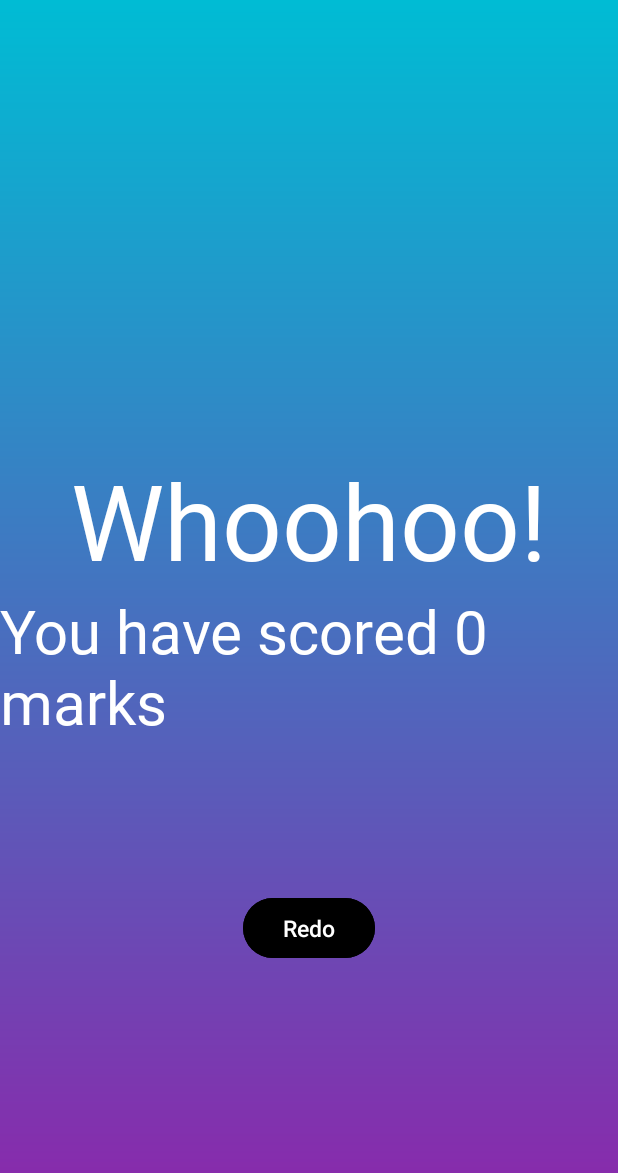
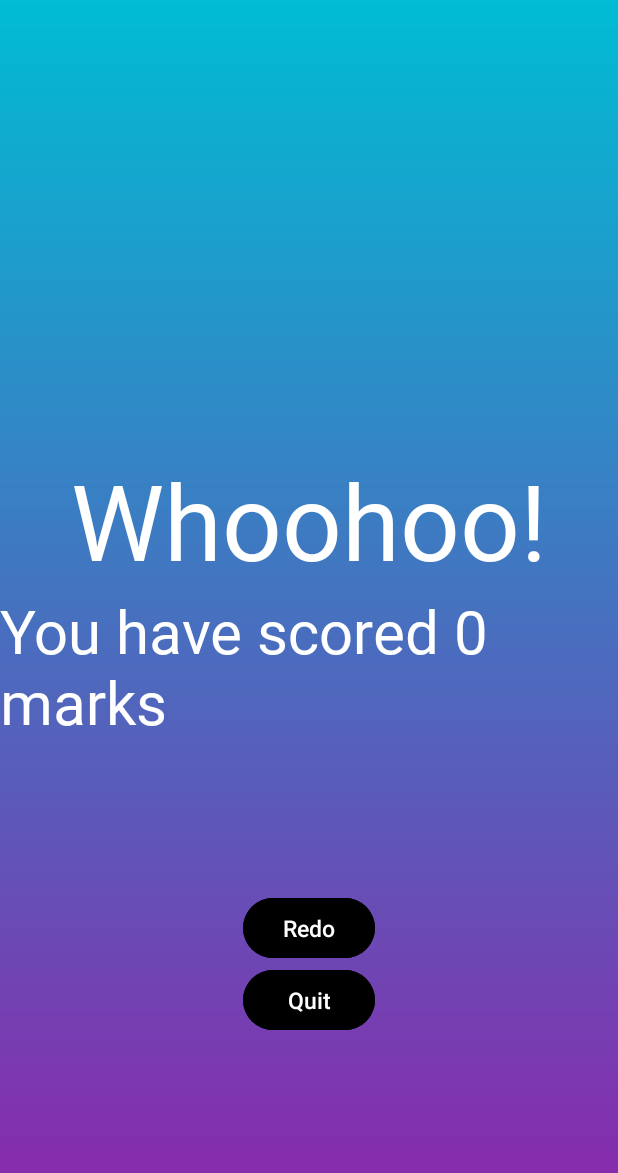
Before and after one commit to RaghulGopinathan/KwizApp, an Android app: the ResultActivity screen opened directly, with no data from a screen before it, on a phone screen of 412 x 824 dp. Shown: the top 1173 px of the screen. Run offline under Robolectric (Android 15) with nearby library versions, the phone set to English and light mode, and no system bars.

Commit message:
final commit

```diff
--- a/app/src/main/java/com/example/kwizapp/ResultActivity.kt
+++ b/app/src/main/java/com/example/kwizapp/ResultActivity.kt
@@ -17,6 +17,7 @@ class ResultActivity : AppCompatActivity() {
 
         var resultScore:TextView = findViewById(R.id.resultScore)
         var redo:Button = findViewById(R.id.redo)
+        var quit:Button = findViewById(R.id.quit)
 
         resultScore.text = "You have scored $displayScore marks"
 
@@ -25,7 +26,13 @@ class ResultActivity : AppCompatActivity() {
                 startActivity(it)
                 finish()
             }
+
         }
+
+        quit.setOnClickListener {
+           finish()
+        }
+
 
     }
 }
--- a/app/src/main/res/layout/activity_questions.xml
+++ b/app/src/main/res/layout/activity_questions.xml
@@ -22,7 +22,7 @@
             android:textStyle="bold"
             android:gravity="center"
             android:fontFamily="@font/altehaasgroteskregular"
-            android:layout_marginTop="60dp"
+            android:layout_marginTop="0dp"
             />
 
         <ImageView
--- a/app/src/main/res/layout/activity_result.xml
+++ b/app/src/main/res/layout/activity_result.xml
@@ -42,6 +42,14 @@
             android:layout_marginTop="100dp"
             android:textSize="15dp"
             android:backgroundTint="@color/black"/>
+        <Button
+            android:id="@+id/quit"
+            android:layout_width="wrap_content"
+            android:layout_height="wrap_content"
+            android:text="Quit"
+            android:layout_gravity="center"
+            android:textSize="15dp"
+            android:backgroundTint="@color/black"/>
     </LinearLayout>
 
 </LinearLayout>
```
Also changed, not shown: app/src/main/res/layout/activity_main.xml (+9 -0 lines).
